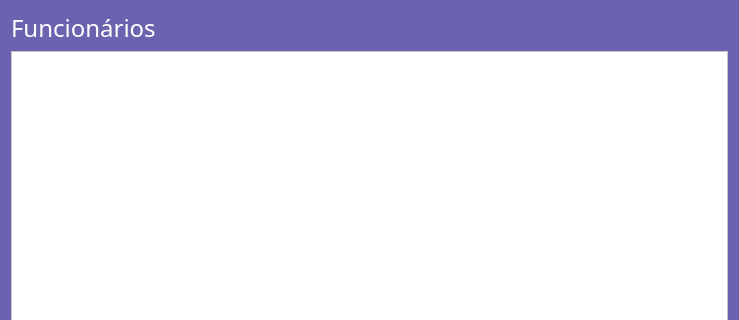
This is view/funcionarios_page.ui in Michel3-01/Sistema_Loja_de_Roupas as Qt 5 draws it before an edit; both pictures show x 0 to 739 and y 0 to 320 of the 739 by 507 pixel window. The edited form follows.
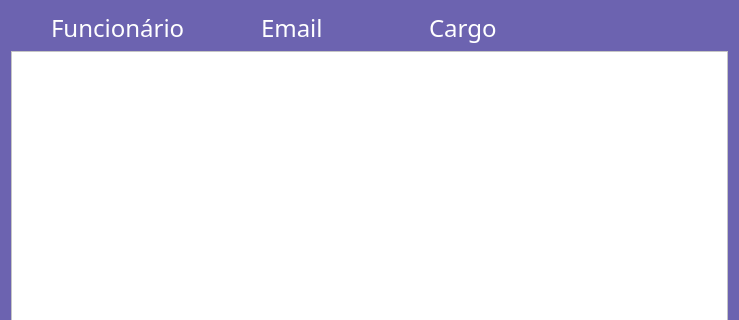
This is the edited form.

What changed in the file:
```diff
--- a/view/funcionarios_page.ui
+++ b/view/funcionarios_page.ui
@@ -18,6 +18,24 @@
   </property>
   <layout class="QVBoxLayout" name="verticalLayout_2">
    <item>
+    <layout class="QHBoxLayout" name="horizontalLayout">
+     <item>
+      <spacer name="horizontalSpacer_4">
+       <property name="orientation">
+        <enum>Qt::Horizontal</enum>
+       </property>
+       <property name="sizeType">
+        <enum>QSizePolicy::Fixed</enum>
+       </property>
+       <property name="sizeHint" stdset="0">
+        <size>
+         <width>40</width>
+         <height>20</height>
+        </size>
+       </property>
+      </spacer>
+     </item>
+     <item>
     <widget class="QLabel" name="label_5">
      <property name="font">
       <font>
@@ -29,9 +47,88 @@
       <string notr="true">color: rgb(255, 255, 255);</string>
      </property>
      <property name="text">
-      <string>Funcionários</string>
-     </property>
-    </widget>
+        <string>Funcionário</string>
+       </property>
+      </widget>
+     </item>
+     <item>
+      <spacer name="horizontalSpacer">
+       <property name="orientation">
+        <enum>Qt::Horizontal</enum>
+       </property>
+       <property name="sizeType">
+        <enum>QSizePolicy::Fixed</enum>
+       </property>
+       <property name="sizeHint" stdset="0">
+        <size>
+         <width>70</width>
+         <height>20</height>
+        </size>
+       </property>
+      </spacer>
+     </item>
+     <item>
+      <widget class="QLabel" name="label_6">
+       <property name="font">
+        <font>
+         <family>Impact</family>
+         <pointsize>18</pointsize>
+        </font>
+       </property>
+       <property name="styleSheet">
+        <string notr="true">color: rgb(255, 255, 255);</string>
+       </property>
+       <property name="text">
+        <string>Email</string>
+       </property>
+      </widget>
+     </item>
+     <item>
+      <spacer name="horizontalSpacer_2">
+       <property name="orientation">
+        <enum>Qt::Horizontal</enum>
+       </property>
+       <property name="sizeType">
+        <enum>QSizePolicy::Fixed</enum>
+       </property>
+       <property name="sizeHint" stdset="0">
+        <size>
+         <width>100</width>
+         <height>20</height>
+        </size>
+       </property>
+      </spacer>
+     </item>
+     <item>
+      <widget class="QLabel" name="label_7">
+       <property name="font">
+        <font>
+         <family>Impact</family>
+         <pointsize>18</pointsize>
+        </font>
+       </property>
+       <property name="styleSheet">
+        <string notr="true">color: rgb(255, 255, 255);</string>
+       </property>
+       <property name="text">
+        <string>Cargo</string>
+       </property>
+      </widget>
+     </item>
+     <item>
+      <spacer name="horizontalSpacer_3">
+       <property name="orientation">
+        <enum>Qt::Horizontal</enum>
+       </property>
+       <property name="sizeHint" stdset="0">
+        <size>
+         <width>40</width>
+         <height>13</height>
+        </size>
+       </property>
+      </spacer>
+     </item>
+    </layout>
    </item>
    <item>
     <widget class="QScrollArea" name="scrollarea">
```
Lines whose indentation alone changed are shown as unchanged.
